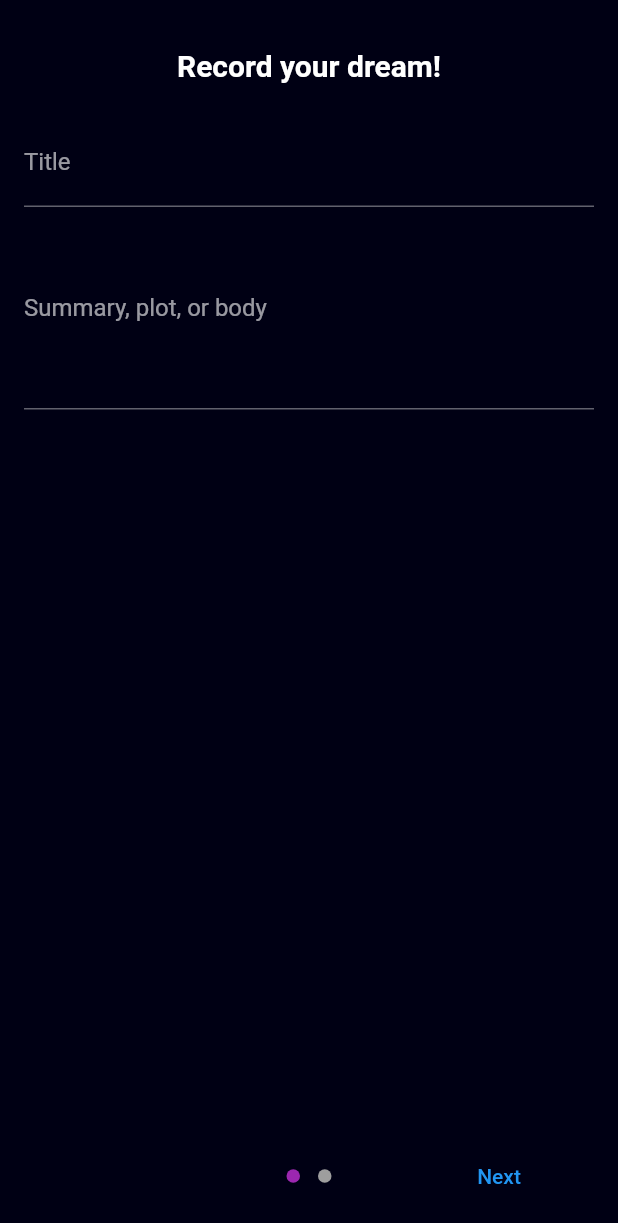
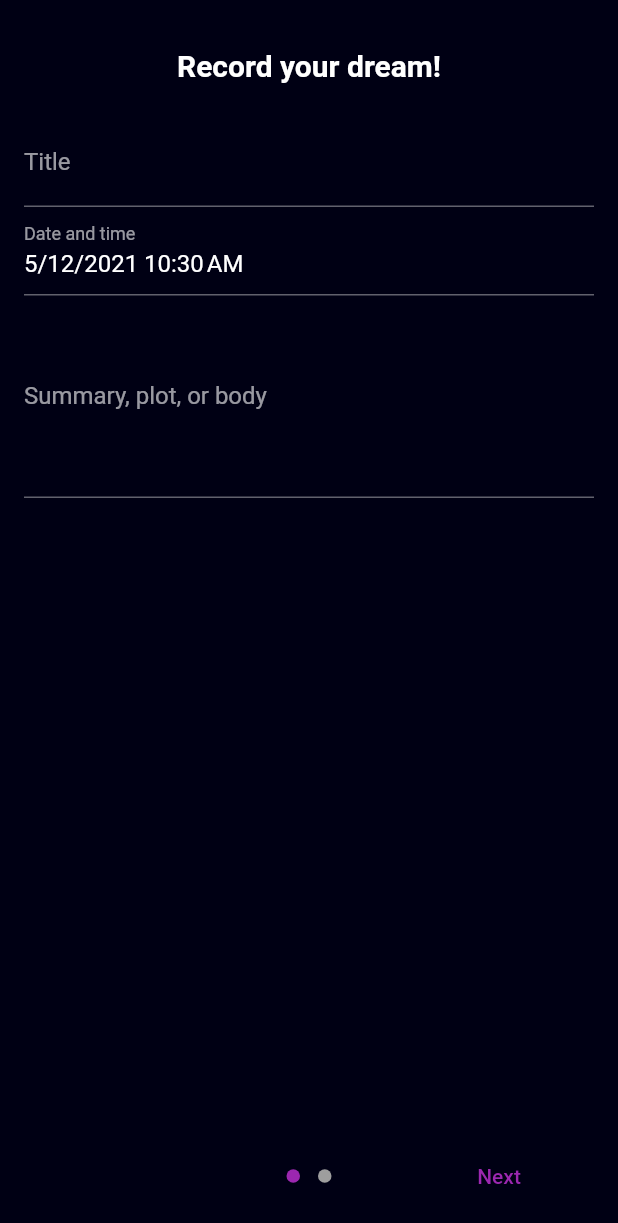
Before and after one commit to bleonard252/lucidlog, a Flutter app: the DreamEdit screen opened by its route, on a phone screen of 412 x 824 dp. Shown: the top 1223 px of the screen. Run offline on Flutter 3.47's test engine with Material 2 defaults, Android fonts, the phone set to English and light mode, and no system bars; drawn by our look-alikes of date_field, introduction_screen; our stand-ins replace get, shared_preferences; missing offline and left inert: date_time_format, mdi, objectdb, shared_preferences_settings; accounts and stored records are empty.

Commit message:
Date, time, and lucidity details
Signed-off-by: Blake <bleonard252@rocketmail.com>

```diff
--- a/lib/db/dream.dart
+++ b/lib/db/dream.dart
@@ -27,6 +27,11 @@ class DreamRecord {
   bool get wild => _document["wild"] ?? false;
   set wild(bool value) => database.update(_document, {"wild": value});
 
+  /// The date and time at which this dream was recorded.
+  DateTime get timestamp => DateTime.fromMillisecondsSinceEpoch(_document.containsKey("timestamp") ? _document["timestamp"] : 0);
+  set timestamp(DateTime value) => database.update(_document, {"timestamp": value.millisecondsSinceEpoch});
+  static final dtzero = DateTime.fromMillisecondsSinceEpoch(0);
+
   // /// The method used.
   // LucidDreamMethod? get method => _document["method"];
   // set method(LucidDreamMethod value) => _database.update(_document, {"method": value});
--- a/lib/views/editor.dart
+++ b/lib/views/editor.dart
@@ -4,6 +4,7 @@ import 'package:introduction_screen/introduction_screen.dart';
 import 'package:journal/db/dream.dart';
 import 'package:journal/main.dart';
 import 'package:objectdb/objectdb.dart';
+import 'package:date_field/date_field.dart';
 
 class DreamEdit extends StatefulWidget {
   final DreamRecord? dream;
@@ -23,6 +24,7 @@ class _DreamEditState extends State<DreamEdit> {
   late final TextEditingController summaryController;
   bool isDreamLucid = false;
   bool isDreamWild = false;
+  DateTime dateValue = DateTime.now();
 
   @override
   void initState() {
@@ -30,6 +32,7 @@ class _DreamEditState extends State<DreamEdit> {
     summaryController = TextEditingController(text: widget.dream?.body ?? "");
     isDreamLucid = widget.dream?.lucid ?? isDreamLucid;
     isDreamWild = widget.dream?.wild ?? isDreamWild;
+    dateValue = widget.dream?.timestamp ?? dateValue;
     super.initState();
   }
 
@@ -37,6 +40,8 @@ class _DreamEditState extends State<DreamEdit> {
   Widget build(BuildContext context) {
     return IntroductionScreen(
       globalBackgroundColor: Get.theme.canvasColor,
+      dotsDecorator: DotsDecorator(activeColor: Get.theme.primaryColor),
+      color: Get.theme.primaryColor,
       pages: [
         PageViewModel(
           title: widget.mode == DreamEditMode.create ? "Record your dream!"
@@ -53,6 +58,14 @@ class _DreamEditState extends State<DreamEdit> {
                   ),
                   keyboardAppearance: Brightness.dark,
                   keyboardType: TextInputType.text,
+                ),
+                DateTimeField(
+                  onDateSelected: (value) => dateValue,
+                  selectedDate: dateValue,
+                  mode: DateTimeFieldPickerMode.dateAndTime,
+                  decoration: InputDecoration(
+                    labelText: "Date and time"
+                  ),
                 ),
                 TextField(
                   controller: summaryController,
@@ -92,6 +105,7 @@ class _DreamEditState extends State<DreamEdit> {
         var newData = {
           "title": titleController.value.text,
           "body": summaryController.value.text,
+          "timestamp": dateValue.millisecondsSinceEpoch,
           "lucid": isDreamLucid,
           "wild": isDreamWild,
         };
--- a/pubspec.yaml
+++ b/pubspec.yaml
@@ -29,6 +29,8 @@ dependencies:
   #shared_preferences_linux: ^2.0.0
   introduction_screen: ^2.1.0
   mdi: ^5.0.0-nullsafety.0
+  date_field: ^2.0.1
+  date_time_format: ^2.0.1
   flutter:
     sdk: flutter
 
```
Also changed, not shown: lib/views/details.dart (+30 -0 lines), pubspec.lock.
